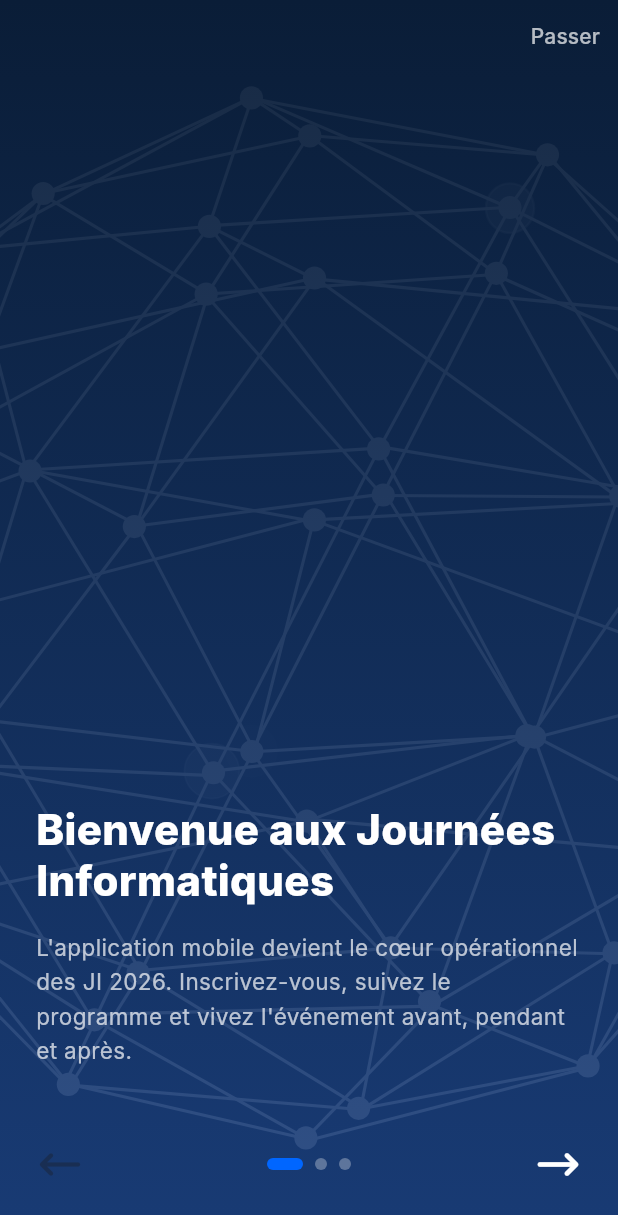
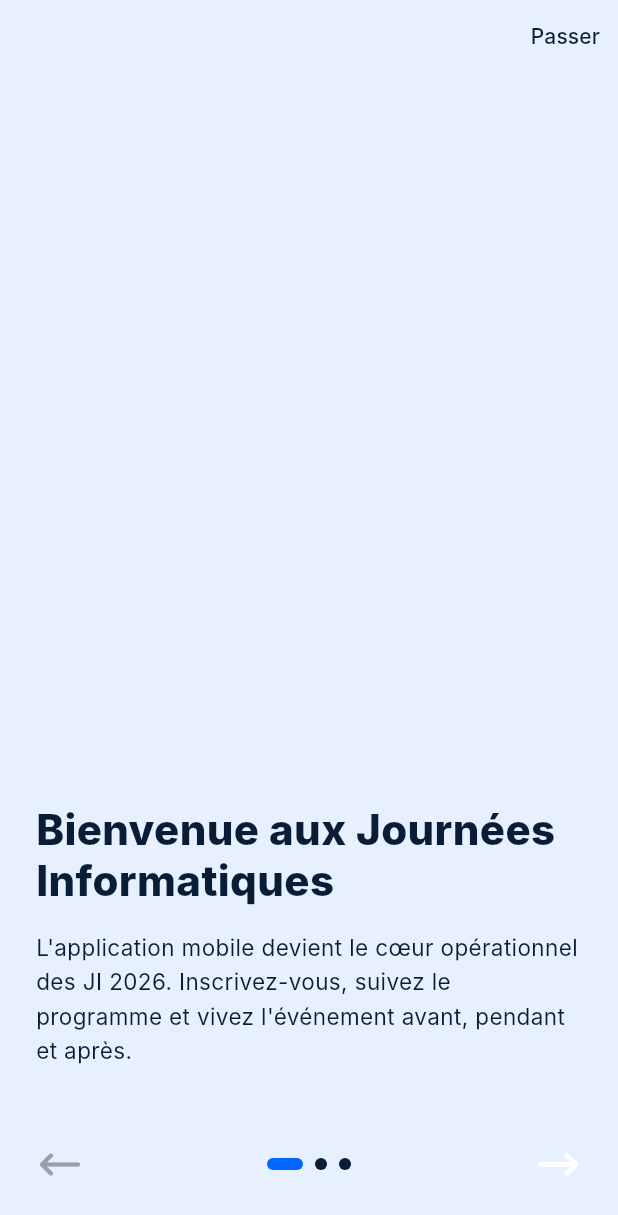
Before and after one commit to exau-umba/ji_mobile, a Flutter app: the screen it shows after launch, on a phone screen of 412 x 824 dp. Shown: the top 1215 px of the screen. Run offline on Flutter 3.47's test engine with Material 3 defaults, Android fonts, the phone set to English and light mode, and no system bars; our stand-ins replace bloc, equatable, flutter_bloc, font_awesome_flutter, go_router, lottie; Roboto replaces fonts that are missing (Inter).

Commit message:
refactor: update onboarding and splash screens for improved theming and UI consistency

```diff
--- a/lib/src/features/onboarding/presentation/screens/onboarding_screen.dart
+++ b/lib/src/features/onboarding/presentation/screens/onboarding_screen.dart
@@ -88,7 +88,7 @@
     final size = MediaQuery.of(context).size;
 
     return Scaffold(
-      backgroundColor: theme.scaffoldBackgroundColor,
+      // backgroundColor: theme.scaffoldBackgroundColor,
       body: Stack(
         children: [
           // Fond animé Lottie (boucle infinie) en arrière-plan total
@@ -117,8 +117,12 @@
               decoration: BoxDecoration(
                 gradient: LinearGradient(
                   colors: [
-                    jiPrimary.withOpacity(0.95),
-                    jiPrimaryLight.withOpacity(0.9),
+                    jiSecondaryLight,
+                    jiSecondaryLight,
+                    // Colors.white10,
+                    // Colors.white10,
+                    // jiSecondary.withOpacity(0.95),
+                    // jiSecondary.withOpacity(0.9),
                   ],
                   begin: Alignment.topCenter,
                   end: Alignment.bottomCenter,
@@ -136,9 +140,9 @@
                   alignment: Alignment.topRight,
                   child: TextButton(
                     onPressed: _skip,
-                    child: const Text(
+                    child: Text(
                       'Passer',
-                      style: TextStyle(color: Colors.white70),
+                      style: TextStyle(color: colorScheme.primary),
                     ),
                   ),
                 ),
@@ -168,13 +172,13 @@
                                 Text(
                                   page.title,
                                   textAlign: TextAlign.start,
-                                  style: AppTextStyles.displayLarge.copyWith(color: Colors.white),
+                                  style: AppTextStyles.displayLarge.copyWith(color: colorScheme.primary),
                                 ),
                                 const SizedBox(height: kSpaceL),
                                 Text(
                                   page.description,
                                   textAlign: TextAlign.start,
-                                  style: AppTextStyles.bodyMedium.copyWith(color: Colors.white70),
+                                  style: AppTextStyles.bodyMedium.copyWith(color: colorScheme.primary),
                                 ),
                                 const SizedBox(height: kSpaceL),
                               ],
@@ -208,7 +212,7 @@
           decoration: BoxDecoration(
             color: _currentIndex == index
                 ? colorScheme.secondary
-                : Colors.white30,
+                : colorScheme.primary,
             borderRadius: BorderRadius.circular(kRadiusM),
           ),
         ),
```
Also changed, not shown: lib/src/features/splash/presentation/screens/splash_screen.dart (+4 -3 lines).
